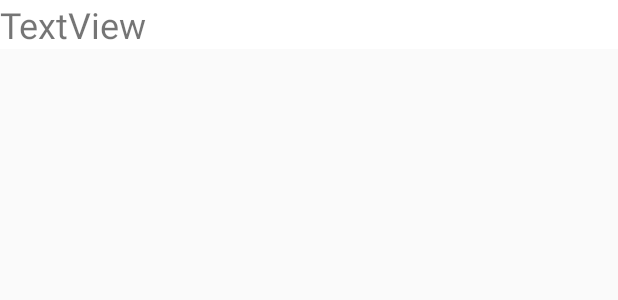
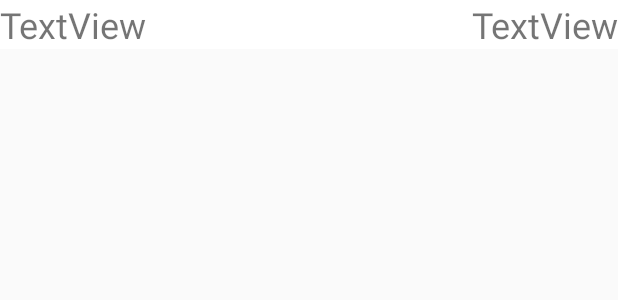
Before and after one commit to DmitryStarkin/Android, an Android app: the layout city_search_item.xml on its own in the app's theme, with its tools: preview values and no code run, on a phone screen of 412 x 824 dp. Shown: the top 300 px of the screen. Run offline under Robolectric (Android 15) with nearby library versions, the phone set to English and light mode, and no system bars.

Commit message:
Task7  add country in search list

```diff
--- a/task7/src/main/java/com/hplasplas/task7/activitys/MainActivity.java
+++ b/task7/src/main/java/com/hplasplas/task7/activitys/MainActivity.java
@@ -233,7 +233,7 @@ public class MainActivity extends AppCompatActivity implements DataBaseTolls.onC
     private void createSuggestionAdapter() {
 
         if (mSearchView.getSuggestionsAdapter() == null) {
-            int[] to = {R.id.city_item};
+            int[] to = {R.id.city_item, R.id.country};
             SimpleCursorAdapter adapter = new SimpleCursorAdapter(MainActivity.this, R.layout.city_search_item,
                     null, COLUMNS_CITY_NAME, to, 0);
             mSearchView.setSuggestionsAdapter(adapter);
--- a/task7/src/main/java/com/hplasplas/task7/setting/Constants.java
+++ b/task7/src/main/java/com/hplasplas/task7/setting/Constants.java
@@ -52,13 +52,13 @@ public final class Constants {
     //DB seting
     public static final String DB_FILE_NAME = "city.db";
     public static final int DB_VERSION = 1;
-    public static final String[] COLUMNS_CITY_NAME = {"name"};
+    public static final String[] COLUMNS_CITY_NAME = {"name", "country"};
     public static final String COLUMNS_CITY_ID = "id";
 
     //db Query
-    public static final String CITY_QUERYBEGIN_SEARCH_PREFIX = "SELECT _id, id, name FROM city_data WHERE name LIKE \'";
+    public static final String CITY_QUERYBEGIN_SEARCH_PREFIX = "SELECT _id, id, name, country FROM city_data WHERE name LIKE \'";
     public static final String CITY_QUERY_BEGIN_SEARCH_SUFFIX = "%\' LIMIT 10";
-    public static final String CITY_QUERY_FULL_SEARCH_PREFIX = "SELECT _id, id, name FROM city_data WHERE name = \'";
+    public static final String CITY_QUERY_FULL_SEARCH_PREFIX = "SELECT _id, id, name, country FROM city_data WHERE name = \'";
     public static final String CITY_QUERY_FULL_SEARCH_SUFFIX = "\'";
     public static final int SUGGESTION_QUERY_TAG = 0;
 
--- a/task7/src/main/res/layout/city_search_item.xml
+++ b/task7/src/main/res/layout/city_search_item.xml
@@ -1,16 +1,27 @@
 <?xml version="1.0" encoding="utf-8"?>
 <LinearLayout xmlns:android="http://schemas.android.com/apk/res/android"
               xmlns:tools="http://schemas.android.com/tools"
-              android:orientation="vertical"
               android:layout_width="match_parent"
-              android:layout_height="match_parent">
+              android:layout_height="match_parent"
+              android:orientation="horizontal"
+              android:weightSum="1">
 
     <TextView
         android:id="@+id/city_item"
-        android:layout_width="match_parent"
+        android:layout_width="wrap_content"
         android:layout_height="wrap_content"
         android:background="@android:color/background_light"
         android:text="TextView"
         android:textSize="@dimen/search_list_text_size"
         tools:ignore="HardcodedText"/>
+
+    <TextView
+        android:id="@+id/country"
+        android:layout_width="match_parent"
+        android:layout_height="wrap_content"
+        android:background="@android:color/background_light"
+        android:gravity="end"
+        android:text="TextView"
+        android:textSize="@dimen/search_list_text_size"/>
+
 </LinearLayout>
```
